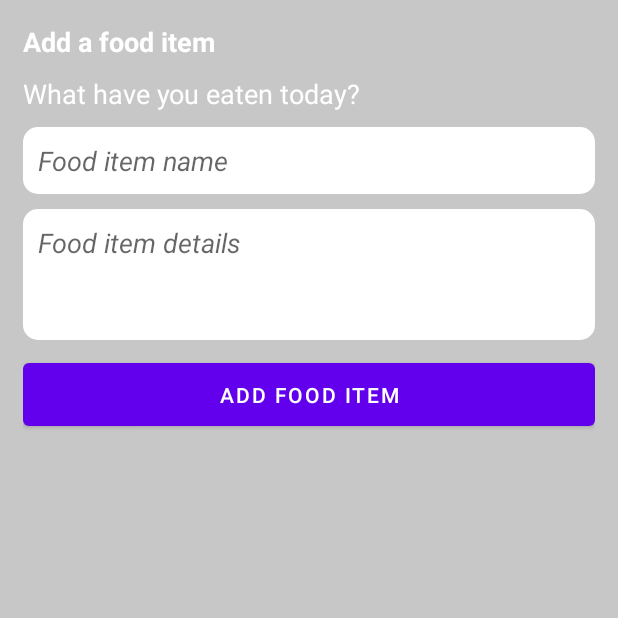
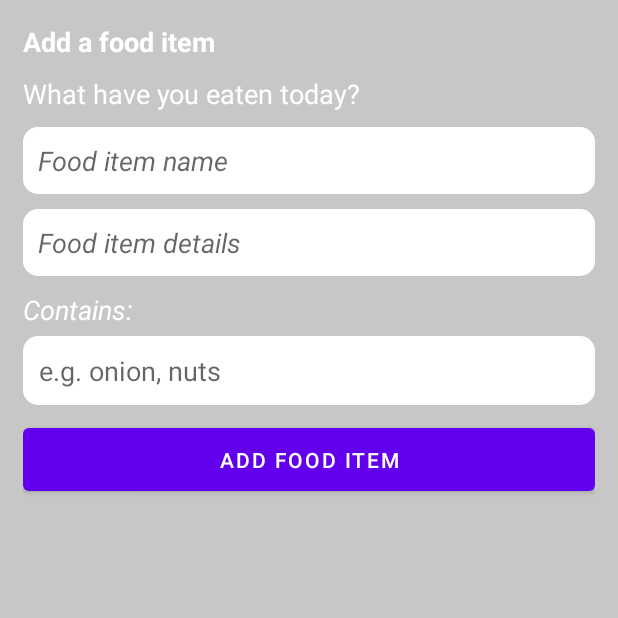
Before and after one commit to akosivis/FoodDiaryKotlin, an Android app: the screen it shows after launch (AddFoodItemActivity), after a tap on "Add food item", on a phone screen of 412 x 824 dp, the top half of it. Run offline under Robolectric (Android 15) with nearby library versions, the phone set to English and light mode, and no system bars; our stand-ins replace FlexboxLayout, Room's generated code, navigation-ui.

Commit message:
Implementation of adding specific ingredients
- Added library for Gson in build.gradle
- Modification of AddFoodItemActivity.kt for accomodating add ingredients functionality
- Creation of Converters.kt for TypeConverter methods
- Modifications in FoodItemModel.kt related to new field and constructor
- Modifications in FoodListDatabase.kt for addition of TypeConverters and updating of database version
- Created layout for chip item display
- Modified layout to accommodate FlexBox and other related views in activty_add_food_item.xml
- New layout for chip item divider inside FlexBoxLayout (chip_group_divider.xml)
- New icon for clear button in chips (ic_round_clear_24.xml)
- New string items in strings.xml

```diff
--- a/app/build.gradle
+++ b/app/build.gradle
@@ -69,4 +69,6 @@ dependencies {
     implementation 'androidx.lifecycle:lifecycle-livedata-ktx:2.3.1'
     implementation 'androidx.lifecycle:lifecycle-viewmodel-ktx:2.3.1'
 
+    implementation 'com.google.android.flexbox:flexbox:3.0.0'
+    implementation 'com.google.code.gson:gson:2.8.8'
 }
--- a/app/src/main/java/com/viselvis/fooddiarykotlin/database/FoodListDatabase.kt
+++ b/app/src/main/java/com/viselvis/fooddiarykotlin/database/FoodListDatabase.kt
@@ -4,8 +4,10 @@ import android.content.Context
 import androidx.room.Database
 import androidx.room.Room
 import androidx.room.RoomDatabase
+import androidx.room.TypeConverters
 
-@Database(entities = [FoodItemModel::class], version = 1, exportSchema = false )
+@Database(entities = [FoodItemModel::class], version = 2, exportSchema = false )
+@TypeConverters(Converters::class)
 abstract class FoodListDatabase: RoomDatabase() {
 
     abstract fun foodItemDao(): FoodItemDao
--- /dev/null
+++ b/app/src/main/res/drawable/chip_group_divider.xml
@@ -0,0 +1,6 @@
+<?xml version="1.0" encoding="utf-8"?>
+<shape xmlns:android="http://schemas.android.com/apk/res/android">
+    <size
+        android:width="4dp"
+        android:height="4dp" />
+</shape>
--- /dev/null
+++ b/app/src/main/res/drawable/ic_round_clear_24.xml
@@ -0,0 +1,5 @@
+<vector android:height="24dp" android:tint="#FFFFFF"
+    android:viewportHeight="24" android:viewportWidth="24"
+    android:width="24dp" xmlns:android="http://schemas.android.com/apk/res/android">
+    <path android:fillColor="@android:color/white" android:pathData="M18.3,5.71c-0.39,-0.39 -1.02,-0.39 -1.41,0L12,10.59 7.11,5.7c-0.39,-0.39 -1.02,-0.39 -1.41,0 -0.39,0.39 -0.39,1.02 0,1.41L10.59,12 5.7,16.89c-0.39,0.39 -0.39,1.02 0,1.41 0.39,0.39 1.02,0.39 1.41,0L12,13.41l4.89,4.89c0.39,0.39 1.02,0.39 1.41,0 0.39,-0.39 0.39,-1.02 0,-1.41L13.41,12l4.89,-4.89c0.38,-0.38 0.38,-1.02 0,-1.4z"/>
+</vector>
--- a/app/src/main/res/layout/activity_add_food_item.xml
+++ b/app/src/main/res/layout/activity_add_food_item.xml
@@ -55,7 +55,9 @@
                 android:layout_height="wrap_content"
                 android:hint="@string/food_item_name"
                 android:background="@drawable/rounded_borders"
-                android:padding="10dp"/>
+                android:padding="10dp"
+                android:inputType="text"
+                android:importantForAutofill="no"/>
 
             <EditText
                 android:layout_marginTop="10dp"
@@ -64,10 +66,77 @@
                 android:layout_height="wrap_content"
                 android:background="@drawable/rounded_borders"
                 android:padding="10dp"
-                android:autofillHints=""
                 android:lines="3"
                 android:gravity="start"
-                android:hint="@string/food_item_details"/>
+                android:hint="@string/food_item_details"
+                android:inputType="text"
+                android:importantForAutofill="no"/>
+
+            <LinearLayout
+                android:layout_marginTop="10dp"
+                android:layout_width="match_parent"
+                android:layout_height="wrap_content"
+                android:orientation="vertical">
+
+                <TextView
+                    android:layout_width="wrap_content"
+                    android:layout_height="wrap_content"
+                    android:text="@string/contains"
+                    android:textSize="18sp"
+                    android:textColor="@color/white"
+                    android:layout_marginBottom="5dp"
+                    android:textStyle="italic"
+                    />
+
+                <RelativeLayout
+                    android:layout_width="match_parent"
+                    android:layout_height="wrap_content"
+                    android:background="@drawable/rounded_borders"
+                    android:padding="5dp">
+
+                    <com.google.android.flexbox.FlexboxLayout
+                        android:id="@+id/fbl_chipgroup"
+                        android:layout_width="match_parent"
+                        android:layout_height="wrap_content"
+                        android:layout_gravity="center_vertical"
+                        app:flexWrap="wrap"
+                        app:alignItems="stretch"
+                        app:alignContent="space_around"
+                        app:showDivider="beginning|middle|end"
+                        app:dividerDrawable="@drawable/chip_group_divider">
+<!--                        -->
+                        <EditText
+                            android:id="@+id/edt_ingredient"
+                            android:layout_width="wrap_content"
+                            android:layout_height="wrap_content"
+                            android:hint="@string/ingredients_hint"
+                            android:background="@drawable/rounded_borders"
+                            android:padding="5dp"
+                            android:inputType="text"
+                            android:importantForAutofill="no"
+                            android:textSize="18sp"/>
+
+                    </com.google.android.flexbox.FlexboxLayout>
+
+
+
+<!--                    <com.google.android.material.chip.ChipGroup-->
+<!--                        android:layout_below="@id/edt_ingredient"-->
+<!--                        android:id="@+id/cgp_main"-->
+<!--                        android:layout_width="match_parent"-->
+<!--                        android:layout_height="wrap_content"/>-->
+
+                </RelativeLayout>
+
+
+<!--                <com.google.android.material.chip.Chip-->
+<!--                    android:layout_width="wrap_content"-->
+<!--                    android:layout_height="wrap_content"-->
+<!--                    android:text="Sample chip!"-->
+<!--                    app:chipSurfaceColor="@color/design_default_color_primary"-->
+<!--                    android:textColor="@color/white"/>-->
+
+            </LinearLayout>
 
         </LinearLayout>
 
--- a/app/src/main/res/values/strings.xml
+++ b/app/src/main/res/values/strings.xml
@@ -11,4 +11,6 @@
     <string name="navigation_drawer_close">CLOSE</string>
     <string name="food_item_name"><i>Food item name</i></string>
     <string name="food_item_details"><i>Food item details</i></string>
+    <string name="contains">Contains:</string>
+    <string name="ingredients_hint">e.g. onion, nuts</string>
 </resources>
```
Also changed, not shown: app/src/main/java/com/viselvis/fooddiarykotlin/activity/AddFoodItemActivity.kt (+63 -4 lines), app/src/main/java/com/viselvis/fooddiarykotlin/database/Converters.kt (added, +20 -0 lines), app/src/main/java/com/viselvis/fooddiarykotlin/database/FoodItemModel.kt (+5 -3 lines), app/src/main/res/layout/chip_item.xml (added, +11 -0 lines).
